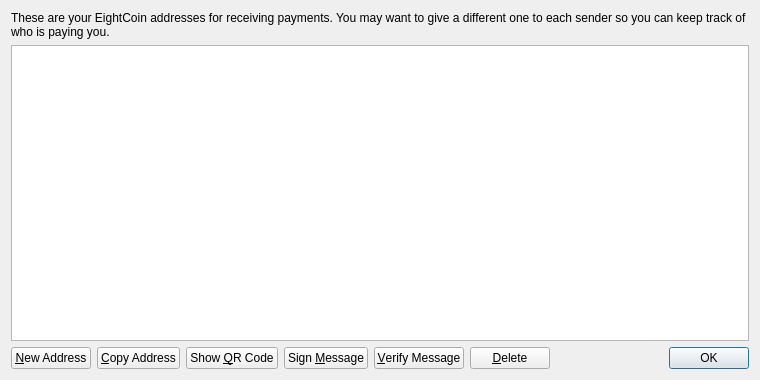
Before: the Qt Designer form src/qt/forms/addressbookpage.ui in yx79/poscoin, drawn with Qt 5.
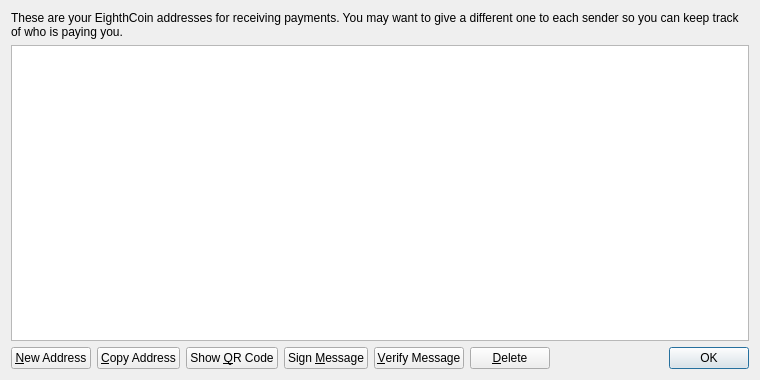
After: the same form once the commit is applied. Icons and pictures are not drawn.

Commit message: EightCoin -> Eighthcoin

What changed in the file:
```diff
--- a/src/qt/forms/addressbookpage.ui
+++ b/src/qt/forms/addressbookpage.ui
@@ -17,7 +17,7 @@
    <item>
     <widget class="QLabel" name="labelExplanation">
      <property name="text">
-      <string>These are your EightCoin addresses for receiving payments. You may want to give a different one to each sender so you can keep track of who is paying you.</string>
+      <string>These are your EighthCoin addresses for receiving payments. You may want to give a different one to each sender so you can keep track of who is paying you.</string>
      </property>
      <property name="textFormat">
       <enum>Qt::PlainText</enum>
```
Left out of the diff: 4 changed lines with no effect on the pictures. The commit also changes 107 other files.
